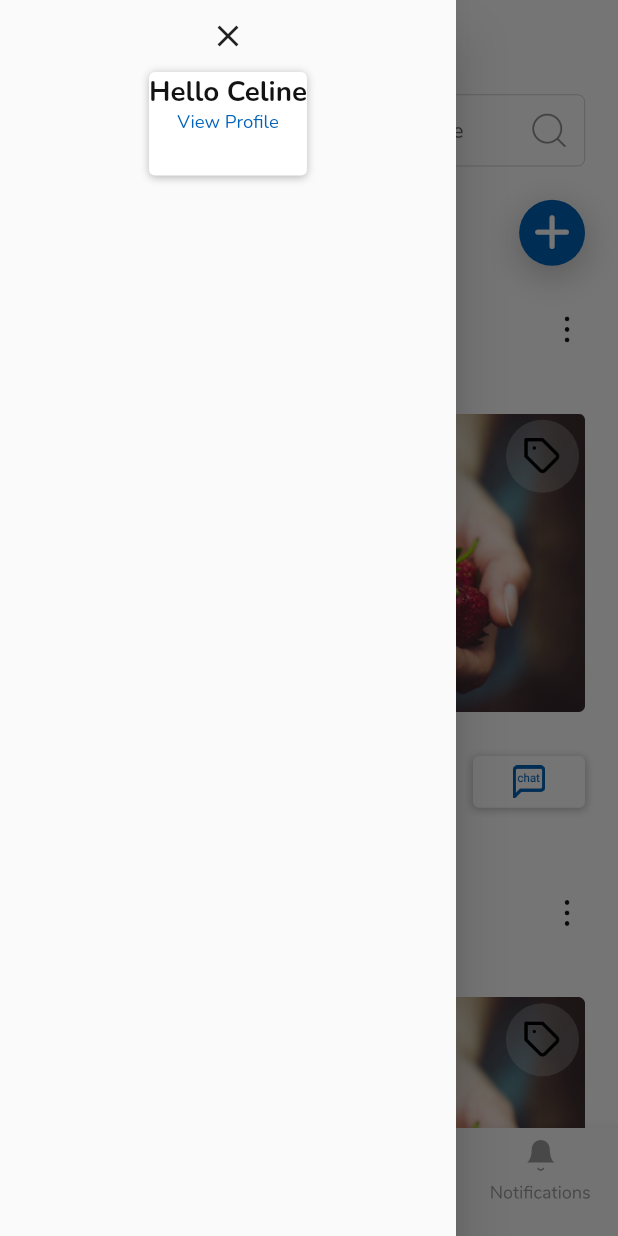
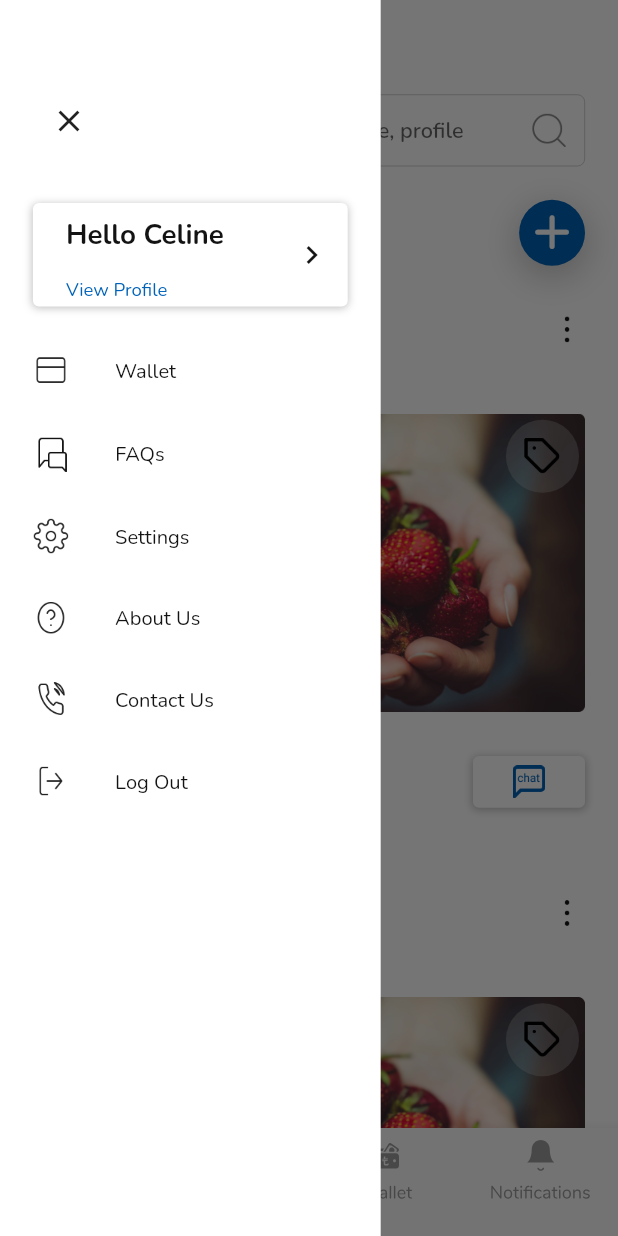
Before and after one commit to BBoltzmann/trade_app, a Flutter app: the screen it shows after launch, with the side drawer open, on a phone screen of 412 x 824 dp. Run offline on Flutter 3.47's test engine with Material 2 defaults, Android fonts, the phone set to English and light mode, and no system bars; our stand-ins replace another_flushbar, flutter_secure_storage, flutter_spinkit, flutter_svg, get_it, google_fonts and 2 more; missing offline and left inert: code_field, switcher_button; accounts and stored records are empty.

Commit message:
drawer added

```diff
--- a/lib/screens/home.dart
+++ b/lib/screens/home.dart
@@ -8,6 +8,7 @@ import 'package:trade_app/screens/tabs/trade.dart';
 import 'package:trade_app/screens/wallet/wallet_page_view.dart';
 import 'package:trade_app/utils/colors.dart';
 import 'package:trade_app/utils/constants.dart';
+import 'package:trade_app/utils/ui_helpers.dart';
 import 'package:trade_app/widgets/app_text.dart';
 import 'package:trade_app/widgets/size_config.dart';
 
@@ -85,16 +86,24 @@ class _HomeScreenState extends State<HomeScreen>
   Widget build(BuildContext context) {
     SizeConfig.init(context);
     return Scaffold(
-      drawer: Drawer(
+      drawer: Container(
+        color: AppColors.appWhite,
+        padding: appPadding(top: 56, left: 20, right: 20),
+        width: SizeConfig.width(231),
         child: Column(
+          crossAxisAlignment: CrossAxisAlignment.start,
           children: [
             IconButton(
               onPressed: () {
                 Navigator.pop(context);
               },
-              icon: Icon(Icons.close),
+              icon: Icon(
+                Icons.close,
               ),
+            ),
+            UIHelper.customVerticalSpace(30),
             Container(
+              width: double.infinity,
               decoration: BoxDecoration(
                 color: AppColors.appWhite,
                 boxShadow: [
@@ -107,7 +116,13 @@ class _HomeScreenState extends State<HomeScreen>
                 borderRadius: BorderRadius.circular(4),
               ),
               height: SizeConfig.height(68),
+              child: Row(
+                children: [
+                  Padding(
+                    padding: appPadding(left: 20, top: 8, bottom: 2),
                     child: Column(
+                      mainAxisAlignment: MainAxisAlignment.spaceBetween,
+                      crossAxisAlignment: CrossAxisAlignment.start,
                       children: [
                         SimpleText(
                           'Hello Celine',
@@ -124,6 +139,29 @@ class _HomeScreenState extends State<HomeScreen>
                       ],
                     ),
                   ),
+                  Spacer(),
+                  IconButton(
+                    onPressed: () {},
+                    icon: Icon(
+                      Icons.chevron_right,
+                      color: AppColors.appBlackVariant2,
+                    ),
+                  ),
+                ],
+              ),
+            ),
+            UIHelper.customVerticalSpace(30),
+            DrawerMenuRow(icon: ImageIcon(creditCardIcon), label: 'Wallet'),
+            DrawerMenuRow(
+                icon: Image(
+                  image: faqIcon,
+                  width: SizeConfig.width(22),
+                ),
+                label: 'FAQs'),
+            DrawerMenuRow(icon: ImageIcon(settingsIcon), label: 'Settings'),
+            DrawerMenuRow(icon: ImageIcon(aboutIcon), label: 'About Us'),
+            DrawerMenuRow(icon: ImageIcon(contactIcon), label: 'Contact Us'),
+            DrawerMenuRow(icon: ImageIcon(logoutIcon), label: 'Log Out'),
           ],
         ),
       ),
@@ -173,10 +211,26 @@ class _HomeScreenState extends State<HomeScreen>
 }
 
 class DrawerMenuRow extends StatelessWidget {
-  const DrawerMenuRow({Key? key}) : super(key: key);
-
+  const DrawerMenuRow({Key? key, required this.icon, required this.label})
+      : super(key: key);
+  final Widget icon;
+  final String label;
   @override
   Widget build(BuildContext context) {
-    return Container();
+    return Padding(
+      padding: appPadding(bottom: 30),
+      child: Row(
+        children: [
+          icon,
+          UIHelper.customHorizontalSpace(28),
+          SimpleText(
+            label,
+            size: 13,
+            color: AppColors.appBlackVariant2,
+            weight: FontWeight.w400,
+          ),
+        ],
+      ),
+    );
   }
 }
--- a/lib/screens/tabs/market.dart
+++ b/lib/screens/tabs/market.dart
@@ -16,8 +16,7 @@ class _MarketScreenState extends State<MarketScreen> {
   @override
   Widget build(BuildContext context) {
     SizeConfig.init(context);
-    return Scaffold(
-      body: Padding(
+    return Padding(
       padding: appPadding(top: 62),
       child: Column(
         children: [
@@ -28,11 +27,17 @@ class _MarketScreenState extends State<MarketScreen> {
             ),
             child: Row(
               children: [
-                  Padding(
+                InkWell(
+                  splashColor: AppColors.appWhite.withOpacity(0),
+                  onTap: () {
+                    Scaffold.of(context).openDrawer();
+                  },
+                  child: Padding(
                     padding: appPadding(left: 10),
                     child: ImageIcon(
                       menuIcon,
                       color: AppColors.appBlack,
+                    ),
                   ),
                 ),
                 UIHelper.customHorizontalSpace(50.0),
@@ -104,7 +109,6 @@ class _MarketScreenState extends State<MarketScreen> {
           ),
         ],
       ),
-      ),
     );
   }
 }
--- a/lib/utils/constants.dart
+++ b/lib/utils/constants.dart
@@ -24,3 +24,9 @@ const tagIcon = AssetImage('$imageIconsPath/tag.png');
 const menuIcon = AssetImage('$imageIconsPath/menu_icon.png');
 const searchIcon = AssetImage('$imageIconsPath/search.png');
 const optionsIcon = AssetImage('$imageIconsPath/more-vertical.png');
+const aboutIcon = AssetImage('$imageIconsPath/help-circle.png');
+const contactIcon = AssetImage('$imageIconsPath/phone-call.png');
+const logoutIcon = AssetImage('$imageIconsPath/logout.png');
+const creditCardIcon = AssetImage('$imageIconsPath/credit-card.png');
+const faqIcon = AssetImage('$imageIconsPath/faq-icon.png');
+const settingsIcon = AssetImage('$imageIconsPath/settings.png');
```
Lines whose indentation alone changed are shown as unchanged.
